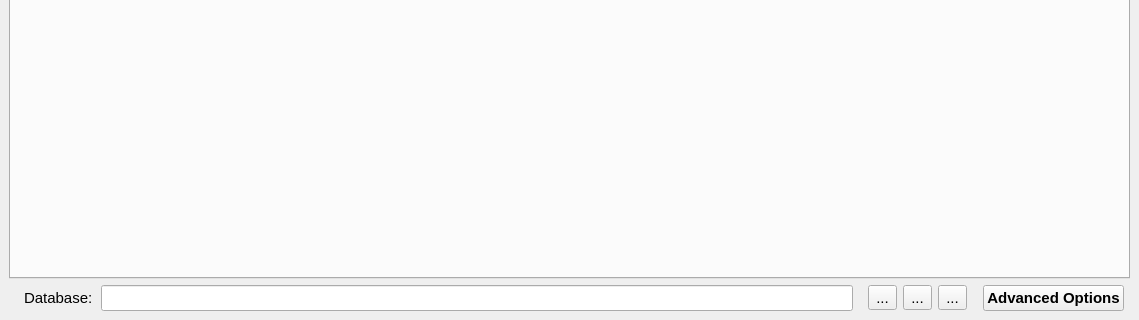
lnls-ima/helmholtz-coil-control, file helmholtz/gui/ui/mainwindow.ui: the form before one commit; both pictures show x 0 to 1139 and y 504 to 824 of the 1139 by 824 pixel window.
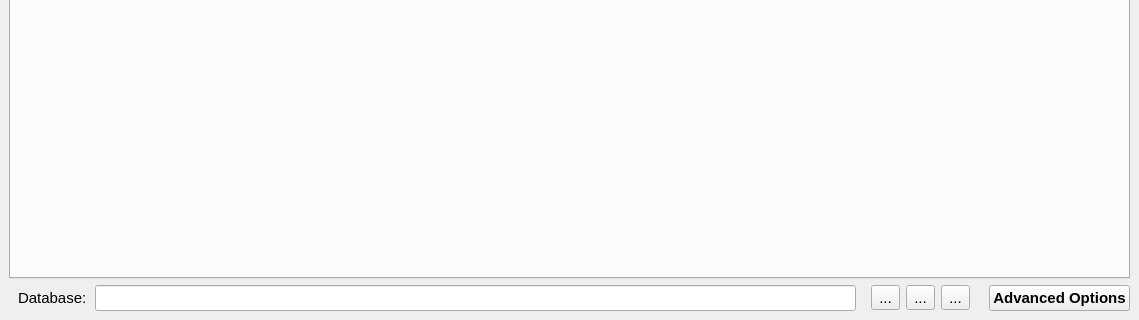
The form after the commit. The open tabs and pages were chosen to show the change. Icons and pictures are not drawn.

Commit message: Adding option to hide some GUI components

```diff
--- a/helmholtz/gui/ui/mainwindow.ui
+++ b/helmholtz/gui/ui/mainwindow.ui
@@ -38,17 +38,15 @@
      </widget>
     </item>
     <item row="1" column="0">
+     <widget class="QFrame" name="fm_options">
+      <property name="frameShape">
+       <enum>QFrame::NoFrame</enum>
+      </property>
+      <property name="frameShadow">
+       <enum>QFrame::Plain</enum>
+      </property>
      <layout class="QHBoxLayout" name="horizontalLayout_2">
-      <property name="leftMargin">
-       <number>6</number>
-      </property>
-      <property name="topMargin">
-       <number>0</number>
-      </property>
-      <property name="rightMargin">
-       <number>6</number>
-      </property>
-      <property name="bottomMargin">
+       <property name="margin">
        <number>0</number>
       </property>
       <item>
@@ -153,7 +151,7 @@
         </property>
         <property name="sizeHint" stdset="0">
          <size>
-          <width>10</width>
+           <width>13</width>
           <height>20</height>
          </size>
         </property>
@@ -183,6 +181,7 @@
        </widget>
       </item>
      </layout>
+     </widget>
     </item>
    </layout>
   </widget>
```
Left out of the diff: 2 changed lines with no effect on the pictures. Lines whose indentation alone changed are shown as unchanged. The commit also changes 11 other files.
